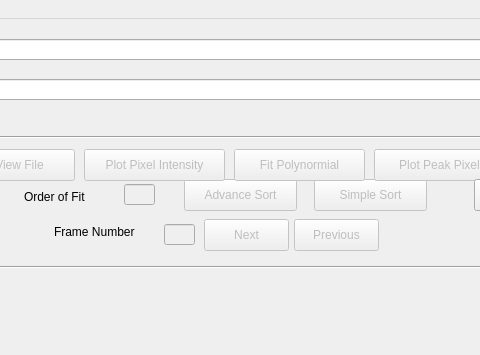
The window that mainWindow.ui (gihankaushyal/PixelAnomalyDetectorTool) describes before a commit, drawn with Qt 5; both pictures show x 136 to 616 and y 0 to 355 of the 800 by 706 pixel window.
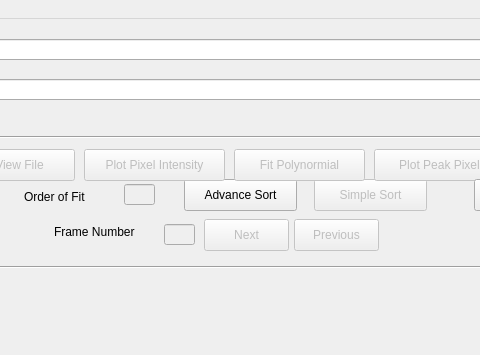
The same window after the commit.

Commit message: enabled the ML button and AdvanceSort button by defafult for testing purposes

Diff of the .ui file:
```diff
--- a/mainWindow.ui
+++ b/mainWindow.ui
@@ -68,7 +68,7 @@
    </widget>
    <widget class="QPushButton" name="advanceSortButton">
     <property name="enabled">
-     <bool>false</bool>
+     <bool>true</bool>
     </property>
     <property name="geometry">
      <rect>
```
